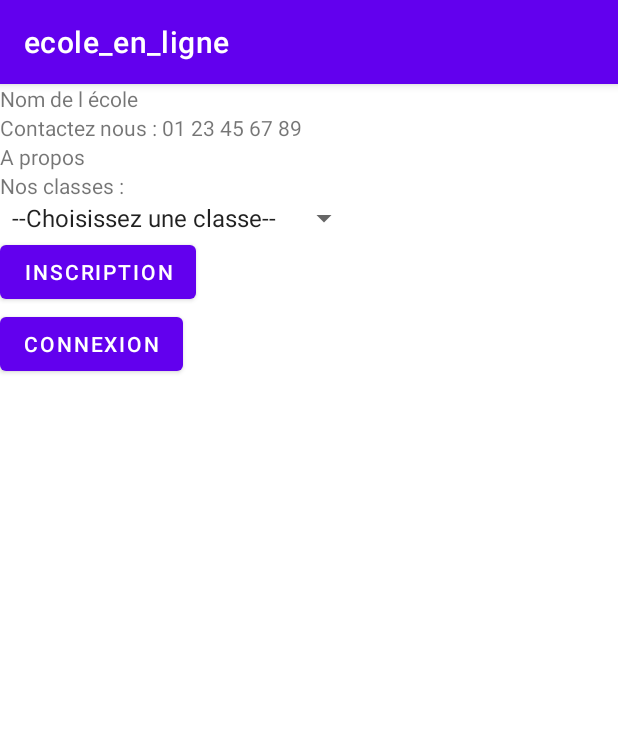
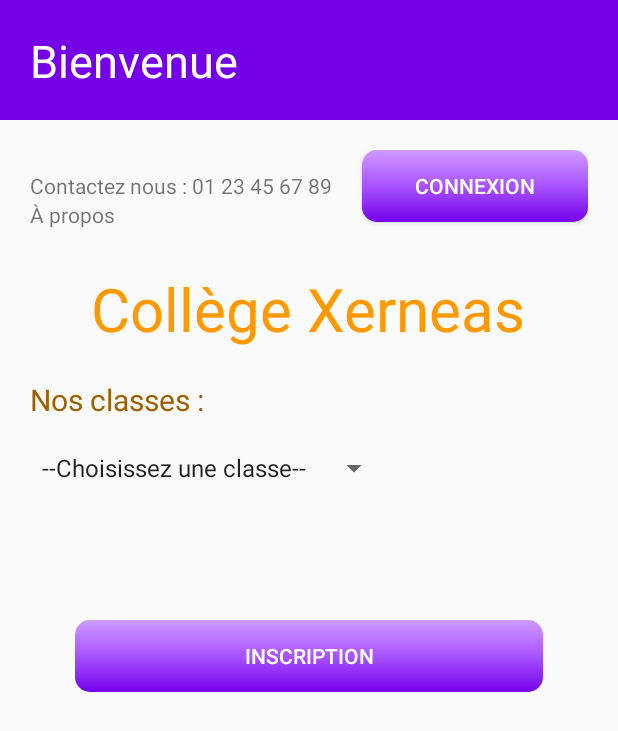
Before and after one commit to FlooneClife/ecole_en_ligne, an Android app: the screen it shows after launch (MainActivity), on a phone screen of 412 x 824 dp. Shown: the top 731 px of the screen. Run offline under Robolectric (Android 15) with nearby library versions, the phone set to English and light mode, and no system bars.

Commit message:
Design boutons + fenêtre + couleurs
Création du design des boutons. Mise en place du design des pages. Mise en page de l'accueil. Désactivation du mode sombre.
Ref : #1 #3 #4

```diff
--- a/app/src/main/java/com/example/ecole_en_ligne/MainActivity.java
+++ b/app/src/main/java/com/example/ecole_en_ligne/MainActivity.java
@@ -1,6 +1,7 @@
 package com.example.ecole_en_ligne;
 
 import androidx.appcompat.app.AppCompatActivity;
+import androidx.appcompat.app.AppCompatDelegate;
 
 import android.app.AlertDialog;
 import android.content.DialogInterface;
@@ -23,6 +24,7 @@ public class MainActivity extends AppCompatActivity {
     protected void onCreate(Bundle savedInstanceState) {
         super.onCreate(savedInstanceState);
         setContentView(R.layout.activity_main);
+//        AppCompatDelegate.setDefaultNightMode(AppCompatDelegate.MODE_NIGHT_NO);
 
         //-------------------identification---------------------------------------
         Button inscription = (Button) findViewById(R.id.inscription);
--- /dev/null
+++ b/app/src/main/res/drawable/button_orange.xml
@@ -0,0 +1,18 @@
+<?xml version="1.0" encoding="utf-8"?>
+
+<shape xmlns:android="http://schemas.android.com/apk/res/android">
+
+    <corners
+        android:radius="10dp" />
+
+    <gradient
+        android:centerColor="@color/x_orange150"
+        android:startColor="@color/x_orange150"
+        android:endColor="@color/x_orange150"
+        android:type="linear" />
+
+    <size
+        android:width="200dp"
+        android:height="50dp" />
+
+</shape>
--- /dev/null
+++ b/app/src/main/res/drawable/button_orange_gradient.xml
@@ -0,0 +1,14 @@
+<?xml version="1.0" encoding="utf-8"?>
+<shape xmlns:android="http://schemas.android.com/apk/res/android">
+
+    <corners
+        android:radius="10dp" />
+
+    <gradient
+        android:centerColor="@color/x_orange150"
+        android:startColor="@color/x_orange200"
+        android:endColor="@color/x_orange100"
+        android:angle="270"
+        android:type="linear" />
+
+</shape>
--- /dev/null
+++ b/app/src/main/res/drawable/button_purple.xml
@@ -0,0 +1,18 @@
+<?xml version="1.0" encoding="utf-8"?>
+
+<shape xmlns:android="http://schemas.android.com/apk/res/android">
+
+    <corners
+        android:radius="10dp" />
+
+    <gradient
+        android:centerColor="@color/x_purple150"
+        android:startColor="@color/x_purple150"
+        android:endColor="@color/x_purple150"
+        android:type="linear" />
+
+    <size
+        android:width="200dp"
+        android:height="50dp" />
+
+</shape>
--- /dev/null
+++ b/app/src/main/res/drawable/button_purple_gradient.xml
@@ -0,0 +1,15 @@
+<?xml version="1.0" encoding="utf-8"?>
+
+<shape xmlns:android="http://schemas.android.com/apk/res/android">
+
+    <corners
+        android:radius="10dp" />
+
+    <gradient
+        android:centerColor="@color/x_purple150"
+        android:startColor="@color/x_purple200"
+        android:endColor="@color/x_purple100"
+        android:angle="270"
+        android:type="linear" />
+
+</shape>
--- a/app/src/main/res/layout/activity_main.xml
+++ b/app/src/main/res/layout/activity_main.xml
@@ -1,13 +1,48 @@
 <?xml version="1.0" encoding="utf-8"?>
-<LinearLayout xmlns:android="http://schemas.android.com/apk/res/android"
+
+<RelativeLayout xmlns:android="http://schemas.android.com/apk/res/android"
     android:layout_width="wrap_content"
     android:layout_height="wrap_content"
-    android:orientation="vertical">
+    android:forceDarkAllowed="false"
+    android:orientation="vertical" >
+
+    <LinearLayout
+        android:id="@+id/header"
+        android:layout_width="match_parent"
+        android:layout_height="80dp"
+        android:padding="20dp"
+        android:orientation="vertical"
+        android:background="@color/x_purple100" >
 
         <TextView
+            android:layout_width="match_parent"
+            android:layout_height="match_parent"
+            android:text="@string/homepage"
+            android:textSize="30dp"
+            android:textColor="@color/white" />
+
+    </LinearLayout>
+
+    <ScrollView
+        android:layout_width="match_parent"
+        android:layout_height="match_parent"
+        android:padding="20dp"
+        android:layout_below="@id/header" >
+
+        <LinearLayout
+            android:layout_width="match_parent"
+            android:layout_height="match_parent"
+            android:orientation="vertical" >
+
+            <LinearLayout
+                android:layout_width="match_parent"
+                android:layout_height="wrap_content"
+                android:orientation="horizontal" >
+
+                <RelativeLayout
+                    android:id="@+id/coords"
                     android:layout_width="wrap_content"
-        android:layout_height="wrap_content"
-        android:text="@string/nom_ecole"/>
+                    android:layout_height="wrap_content" >
 
                     <TextView
                         android:id="@+id/contact"
@@ -22,33 +57,68 @@
                         android:layout_width="wrap_content"
                         android:layout_height="wrap_content"
                         android:text="@string/propos"
+                        android:layout_marginBottom="20dp"
+                        android:layout_gravity="left"
+                        android:layout_below="@id/contact"
                         android:clickable="true"
-        android:focusable="true"/>
+                        android:focusable="true" />
+
+                </RelativeLayout>
+
+                <Button
+                    android:id="@+id/connexion"
+                    android:layout_width="match_parent"
+                    android:layout_height="wrap_content"
+                    android:paddingHorizontal="20dp"
+                    android:layout_marginLeft="20dp"
+                    android:text="@string/connexion"
+                    android:textColor="@color/white"
+                    android:background="@drawable/button_purple_gradient" />
+
+            </LinearLayout>
 
             <TextView
                 android:layout_width="wrap_content"
                 android:layout_height="wrap_content"
+                android:layout_marginVertical="20dp"
+                android:text="@string/nom_ecole"
+                android:textSize="40dp"
+                android:layout_gravity="center"
+                android:textColor="@color/x_orange150" />
+
+            <TextView
+                android:layout_width="wrap_content"
+                android:layout_height="wrap_content"
+                android:textColor="@color/x_orange100"
+                android:textSize="20dp"
                 android:text="@string/classes"/>
 
             <Spinner
                 android:layout_width="wrap_content"
                 android:layout_height="wrap_content"
+                android:layout_marginVertical="20dp"
                 android:id="@+id/spinner"/>
+
+            <!-- Suivant la longueur du texte, faire un ScrollView sur la page-->
+            <TextView
+                android:id="@+id/matieres"
+                android:layout_width="match_parent"
+                android:layout_height="wrap_content"
+                android:layout_marginBottom="50dp" />
 
             <Button
                 android:id="@+id/inscription"
-        android:layout_width="wrap_content"
+                android:layout_width="match_parent"
                 android:layout_height="wrap_content"
-        android:text="@string/inscription"/>
-
-    <Button
-        android:id="@+id/connexion"
-        android:layout_width="wrap_content"
-        android:layout_height="wrap_content"
-        android:text="@string/connexion"/>
-
-
-
-
+                android:paddingHorizontal="20dp"
+                android:layout_marginHorizontal="30dp"
+                android:text="@string/inscription"
+                android:layout_gravity="center_horizontal"
+                android:textColor="@color/white"
+                android:background="@drawable/button_purple_gradient" />
 
         </LinearLayout>
+
+    </ScrollView>
+
+</RelativeLayout>
--- a/app/src/main/res/values-night/themes.xml
+++ /dev/null
@@ -1,16 +0,0 @@
-<resources xmlns:tools="http://schemas.android.com/tools">
-    <!-- Base application theme. -->
-    <style name="Theme.Ecole_en_ligne" parent="Theme.MaterialComponents.DayNight.DarkActionBar">
-        <!-- Primary brand color. -->
-        <item name="colorPrimary">@color/purple_200</item>
-        <item name="colorPrimaryVariant">@color/purple_700</item>
-        <item name="colorOnPrimary">@color/black</item>
-        <!-- Secondary brand color. -->
-        <item name="colorSecondary">@color/teal_200</item>
-        <item name="colorSecondaryVariant">@color/teal_200</item>
-        <item name="colorOnSecondary">@color/black</item>
-        <!-- Status bar color. -->
-        <item name="android:statusBarColor" tools:targetApi="l">?attr/colorPrimaryVariant</item>
-        <!-- Customize your theme here. -->
-    </style>
-</resources>
--- a/app/src/main/res/values/strings.xml
+++ b/app/src/main/res/values/strings.xml
@@ -1,10 +1,10 @@
 <resources>
     <string name="app_name">ecole_en_ligne</string>
-    <string name="nom_ecole">Nom de l école</string>
-    <string name="propos">A propos</string>
+    <string name="nom_ecole">Collège Xerneas</string>
+    <string name="propos">À propos</string>
     <string name="inscription">Inscription</string>
     <string name="connexion">Connexion</string>
-    <string name="eleve">Elève</string>
+    <string name="eleve">Élève</string>
     <string name="parent">Parent</string>
     <string name="enseignant">Enseignant</string>
     <string name="valider">Valider</string>
@@ -15,16 +15,17 @@
 
     <string name="classes">Nos classes : </string>
 
-
-
     <string name="donnees">Saisie de vos données</string>
     <string name="nom">Nom</string>
     <string name="prenom">Prénom</string>
     <string name="login">Login</string>
     <string name="mdp">Mot de passe</string>
     <string name="mail">Email</string>
-    <string name="nb_enfant">Nombre d eleves</string>
+    <string name="nb_enfant">Nombre d\'éleves</string>
     <string name="nb">Entrez un nombre</string>
     <string name="lien">Lien de parenté</string>
     <string name="niveauxScol">Niveau scolaire</string>
+
+    <string name="homepage">Bienvenue</string>
+
 </resources>
--- a/app/src/main/res/values/themes.xml
+++ b/app/src/main/res/values/themes.xml
@@ -1,16 +1,22 @@
 <resources xmlns:tools="http://schemas.android.com/tools">
     <!-- Base application theme. -->
-    <style name="Theme.Ecole_en_ligne" parent="Theme.MaterialComponents.DayNight.DarkActionBar">
+    <style name="Theme.Ecole_en_ligne" parent="Theme.AppCompat.Light.NoActionBar">
+        <item name="android:forceDarkAllowed" tools:targetApi="q">false</item>
+
         <!-- Primary brand color. -->
-        <item name="colorPrimary">@color/purple_500</item>
-        <item name="colorPrimaryVariant">@color/purple_700</item>
+
+        <item name="colorPrimary">@color/x_purple100</item>
+        <item name="colorPrimaryVariant">@color/x_purple150</item>
+        <item name="colorPrimaryDark">@color/x_purple050</item>
+
+        <!-- Secondary brand color. -->
+        <item name="colorSecondary">@color/x_orange150</item>
+        <item name="colorSecondaryVariant">@color/x_orange200</item>
         <item name="colorOnPrimary">@color/white</item>
-        <!-- Secondary brand color. -->
-        <item name="colorSecondary">@color/teal_200</item>
-        <item name="colorSecondaryVariant">@color/teal_700</item>
         <item name="colorOnSecondary">@color/black</item>
-        <!-- Status bar color. -->
-        <item name="android:statusBarColor" tools:targetApi="l">?attr/colorPrimaryVariant</item>
+
         <!-- Customize your theme here. -->
+
     </style>
+
 </resources>
```
Lines whose indentation alone changed are shown as unchanged.
